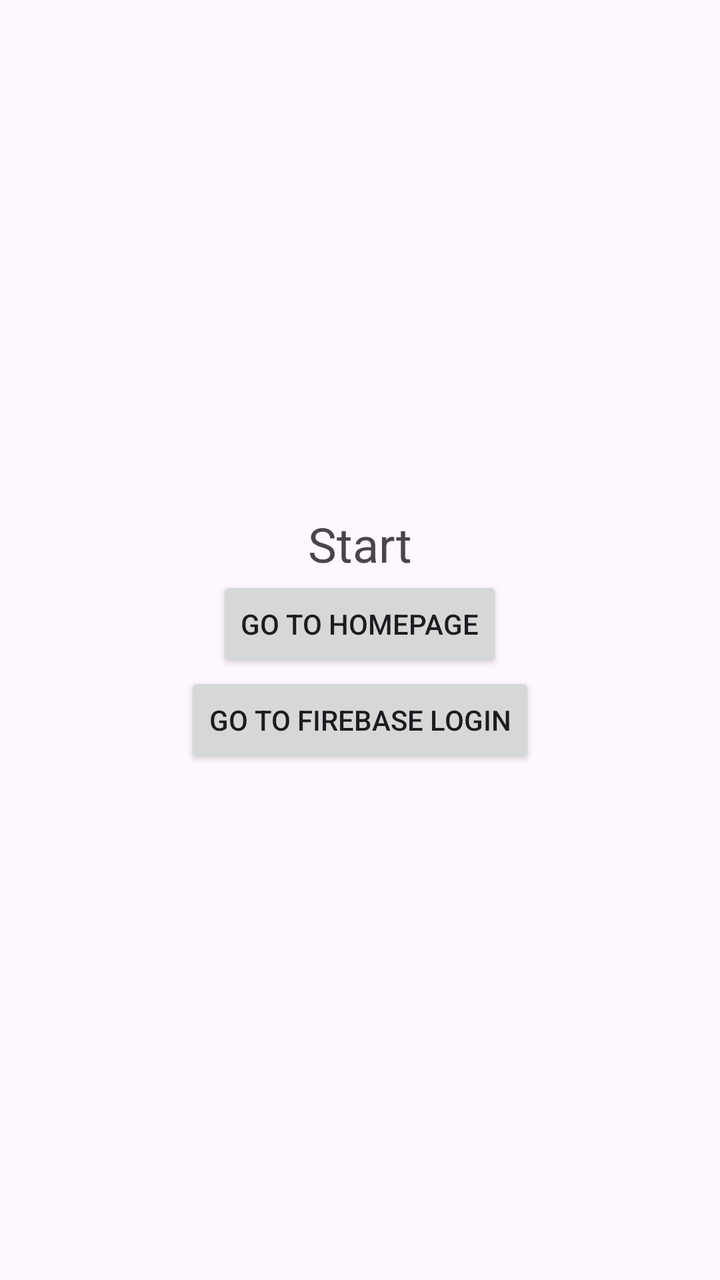
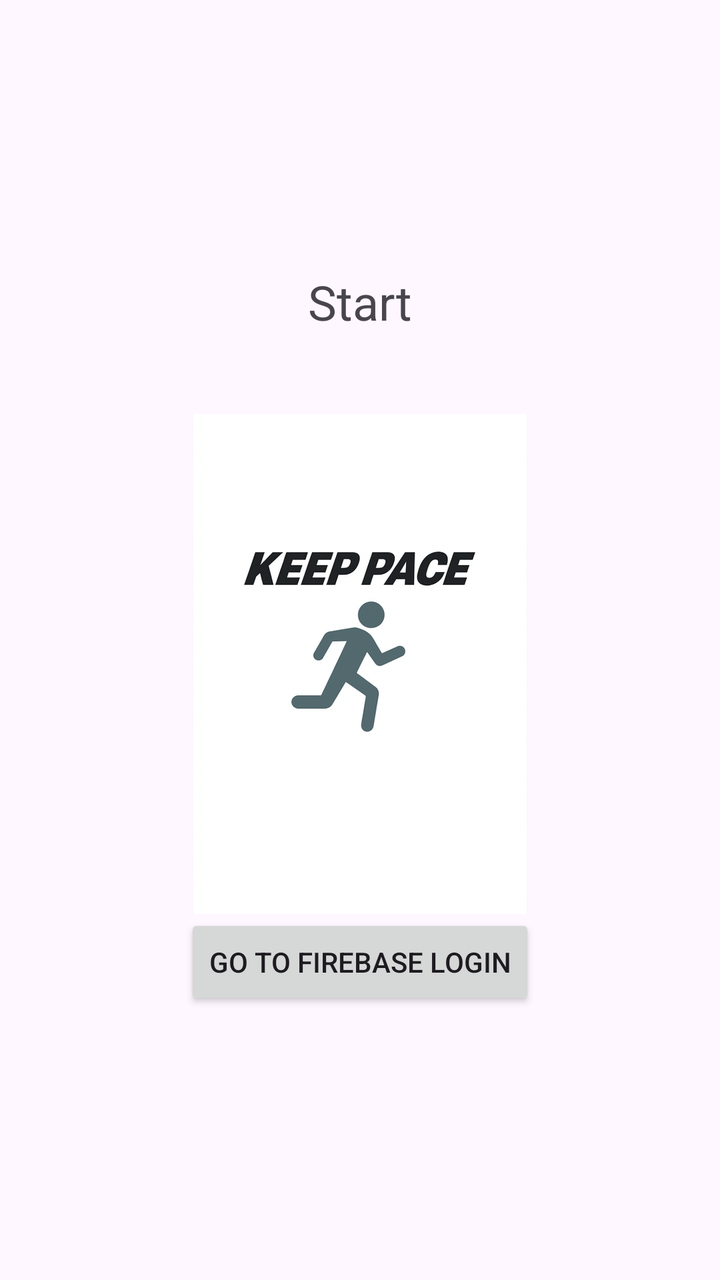

Screens rendered from an Android XML layout before and after an edit, with the pre-edit source and the edit as a unified diff.
<!-- AndroidManifest.xml: application theme Theme.KeepPace -->
<!-- res/layout/activity_main.xml -->
<?xml version="1.0" encoding="utf-8"?>
<LinearLayout xmlns:android="http://schemas.android.com/apk/res/android"
    android:layout_width="match_parent"
    android:layout_height="match_parent"
    android:orientation="vertical"
    android:gravity="center"
    android:padding="24dp">

    <TextView
        android:text="Start"
        android:textSize="24sp"
        android:layout_width="wrap_content"
        android:layout_height="wrap_content" />

    <Button
        android:id="@+id/goToHomePage"
        android:layout_width="wrap_content"
        android:layout_height="wrap_content"
        android:text="Go to Homepage" />

    <Button
        android:id="@+id/goToAuth"
        android:text="Go to Firebase Login"
        android:layout_width="wrap_content"
        android:layout_height="wrap_content"/>

</LinearLayout>
<!-- resources referenced by this layout -->
<resources>
  <style name="Theme.KeepPace" parent="Theme.Material3.Light.NoActionBar">
          
      </style>
</resources>

<!-- the commit's change to res/layout/activity_main.xml (unified diff, before → after) -->
@@ -12,16 +12,23 @@
         android:layout_width="wrap_content"
         android:layout_height="wrap_content" />
 
-    <Button
-        android:id="@+id/goToHomePage"
-        android:layout_width="wrap_content"
-        android:layout_height="wrap_content"
-        android:text="Go to Homepage" />
+    
+
+    <ImageView
+        android:id="@+id/KeepPacelogo"
+        android:layout_width="283dp"
+        android:layout_height="250dp"
+        android:layout_gravity="center"
+        android:layout_marginTop="40dp"
+        android:adjustViewBounds="true"
+        android:contentDescription="@String/app_logo"
+        android:src="@drawable/keep_pace_logo" />
 
     <Button
         android:id="@+id/goToAuth"
-        android:text="Go to Firebase Login"
         android:layout_width="wrap_content"
-        android:layout_height="wrap_content"/>
+        android:layout_height="wrap_content"
+        android:text="Go to Firebase Login" />
+
 
 </LinearLayout>
<!-- resource entries referenced after the edit -->
@@ -1,5 +1,6 @@
 <!-- resources referenced by this layout -->
 <resources>
+  <!-- drawable keep_pace_logo: png bitmap (drawable, 762831 bytes) -->
   <style name="Theme.KeepPace" parent="Theme.Material3.Light.NoActionBar">
           
       </style>
